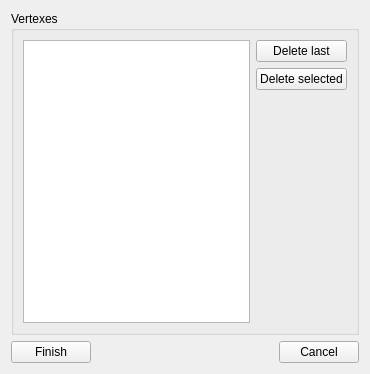
Qt form SIM-VICUS/src/SVPropVertexListWidget.ui (ghorwin/SIM-VICUS) before a commit.
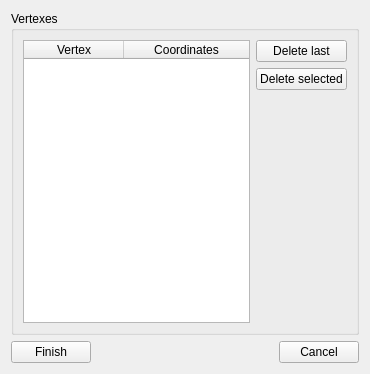
The same form after that commit.

Commit message: Vertex coordinates are now shown in widget.

```diff
--- a/SIM-VICUS/src/SVPropVertexListWidget.ui
+++ b/SIM-VICUS/src/SVPropVertexListWidget.ui
@@ -21,7 +21,33 @@
      </property>
      <layout class="QGridLayout" name="gridLayout">
       <item row="0" column="0" rowspan="3">
-       <widget class="QTableWidget" name="tableWidgetVertexes"/>
+       <widget class="QTableWidget" name="tableWidgetVertexes">
+        <property name="alternatingRowColors">
+         <bool>true</bool>
+        </property>
+        <property name="selectionMode">
+         <enum>QAbstractItemView::SingleSelection</enum>
+        </property>
+        <property name="selectionBehavior">
+         <enum>QAbstractItemView::SelectRows</enum>
+        </property>
+        <attribute name="horizontalHeaderStretchLastSection">
+         <bool>true</bool>
+        </attribute>
+        <attribute name="verticalHeaderVisible">
+         <bool>false</bool>
+        </attribute>
+        <column>
+         <property name="text">
+          <string>Vertex</string>
+         </property>
+        </column>
+        <column>
+         <property name="text">
+          <string>Coordinates</string>
+         </property>
+        </column>
+       </widget>
       </item>
       <item row="0" column="1">
        <widget class="QPushButton" name="pushButton">
```
Left out of the diff: 4 changed lines with no effect on the pictures. The commit also changes 8 other files.
